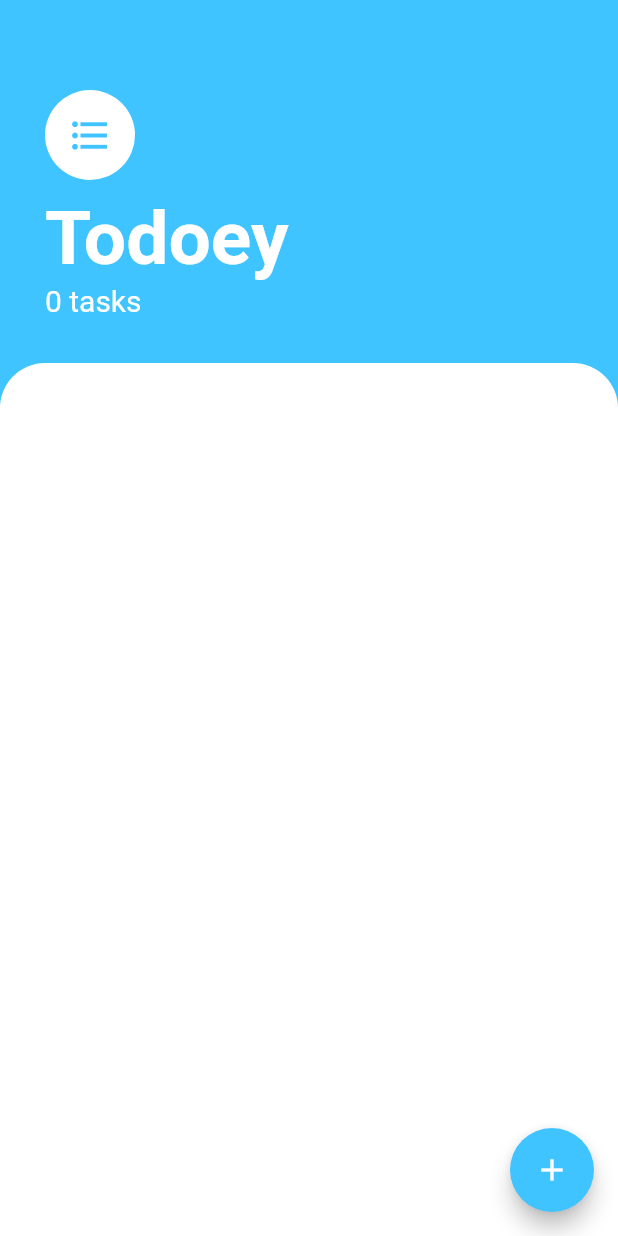
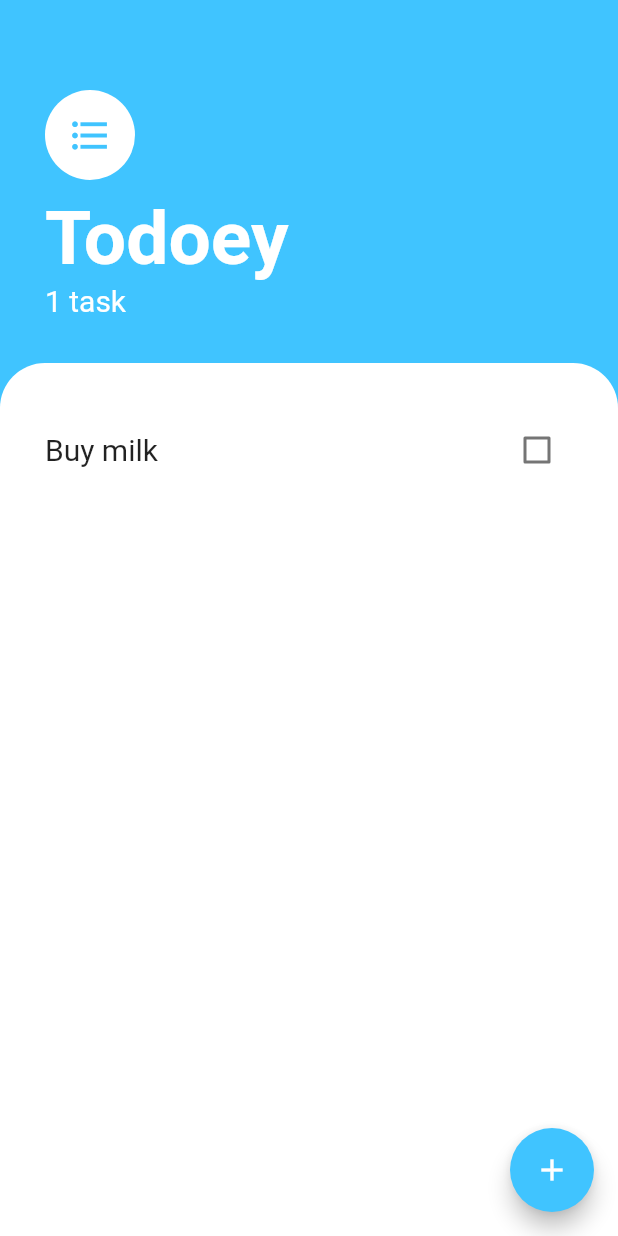
Before and after one commit to hmshreyas7/todoey-flutter, a Flutter app: the screen it shows after launch, on a phone screen of 412 x 824 dp. Run offline on Flutter 3.47's test engine with Material 2 defaults, Android fonts, the phone set to English and light mode, and no system bars.

Commit message:
Implement provider for task data

```diff
--- a/lib/components/tasks_list.dart
+++ b/lib/components/tasks_list.dart
@@ -1,38 +1,29 @@
 import 'package:flutter/material.dart';
 import 'task_tile.dart';
-import 'package:todoey_flutter/task.dart';
+import 'package:provider/provider.dart';
+import 'package:todoey_flutter/models/task_data.dart';
 
 class TasksList extends StatelessWidget {
-  final List<Task> tasks;
   final Function onCheckboxChanged;
 
-  TasksList({@required this.tasks, this.onCheckboxChanged});
+  TasksList({this.onCheckboxChanged});
 
   @override
   Widget build(BuildContext context) {
+    return Consumer<TaskData>(builder: (context, taskData, widget) {
       return ListView.builder(
         padding: EdgeInsets.symmetric(horizontal: 14.0, vertical: 30.0),
         itemBuilder: (context, index) {
           return TaskTile(
-          title: tasks[index].title,
-          isDone: tasks[index].isDone,
+            title: taskData.tasks[index].title,
+            isDone: taskData.tasks[index].isDone,
             onCheckboxChanged: (newValue) {
               onCheckboxChanged(index, newValue);
             },
           );
         },
-      itemCount: tasks.length,
+        itemCount: taskData.taskCount,
       );
-//    return ListView(
-//      padding: EdgeInsets.symmetric(horizontal: 14.0, vertical: 30.0),
-//      children: <Widget>[
-//        TaskTile(
-//          task: 'Buy milk',
-//        ),
-//        TaskTile(
-//          task: 'Buy eggs',
-//        ),
-//      ],
-//    );
+    });
   }
 }
--- a/lib/main.dart
+++ b/lib/main.dart
@@ -1,14 +1,19 @@
 import 'package:flutter/material.dart';
 import 'package:todoey_flutter/screens/tasks_screen.dart';
+import 'package:provider/provider.dart';
+import 'package:todoey_flutter/models/task_data.dart';
 
 void main() => runApp(MyApp());
 
 class MyApp extends StatelessWidget {
   @override
   Widget build(BuildContext context) {
-    return MaterialApp(
-      debugShowCheckedModeBanner: false,
-      home: TasksScreen(),
+    return ChangeNotifierProvider(
+      create: (context) => TaskData(),
+      child: MaterialApp(
+        debugShowCheckedModeBanner: false,
+        home: TasksScreen(),
+      ),
     );
   }
 }
--- /dev/null
+++ b/lib/models/task_data.dart
@@ -0,0 +1,8 @@
+import 'package:flutter/foundation.dart';
+import 'task.dart';
+
+class TaskData extends ChangeNotifier {
+  List<Task> tasks = [Task(title: 'Buy milk')];
+
+  int get taskCount => tasks.length;
+}
--- a/lib/screens/tasks_screen.dart
+++ b/lib/screens/tasks_screen.dart
@@ -1,16 +1,10 @@
 import 'package:flutter/material.dart';
 import 'package:todoey_flutter/components/add_task_sheet.dart';
 import 'package:todoey_flutter/components/tasks_list.dart';
-import 'package:todoey_flutter/task.dart';
+import 'package:provider/provider.dart';
+import 'package:todoey_flutter/models/task_data.dart';
 
-class TasksScreen extends StatefulWidget {
-  @override
-  _TasksScreenState createState() => _TasksScreenState();
-}
-
-class _TasksScreenState extends State<TasksScreen> {
-  List<Task> tasks = [];
-
+class TasksScreen extends StatelessWidget {
   @override
   Widget build(BuildContext context) {
     return Scaffold(
@@ -48,12 +42,18 @@ class _TasksScreenState extends State<TasksScreen> {
                     fontWeight: FontWeight.w700,
                   ),
                 ),
-                Text(
-                  (tasks.length == 1) ? '1 task' : '${tasks.length} tasks',
-                  style: TextStyle(
-                    color: Colors.white,
-                    fontSize: 20.0,
-                  ),
+                Consumer<TaskData>(
+                  builder: (context, taskData, widget) {
+                    return Text(
+                      (taskData.taskCount == 1)
+                          ? '1 task'
+                          : '${taskData.taskCount} tasks',
+                      style: TextStyle(
+                        color: Colors.white,
+                        fontSize: 20.0,
+                      ),
+                    );
+                  },
                 ),
               ],
             ),
@@ -68,11 +68,10 @@ class _TasksScreenState extends State<TasksScreen> {
                 ),
               ),
               child: TasksList(
-                tasks: tasks,
                 onCheckboxChanged: (index, newValue) {
-                  setState(() {
-                    tasks[index].isDone = newValue;
-                  });
+//                  setState(() {
+//                    tasks[index].isDone = newValue;
+//                  });
                 },
               ),
             ),
@@ -90,9 +89,9 @@ class _TasksScreenState extends State<TasksScreen> {
                   bottom: MediaQuery.of(context).viewInsets.bottom),
               child: AddTaskSheet(
                 onAddPressed: (newTask) {
-                  setState(() {
-                    tasks.add(Task(title: newTask));
-                  });
+//                  setState(() {
+//                    tasks.add(Task(title: newTask));
+//                  });
                   Navigator.pop(context);
                 },
               ),
--- a/pubspec.yaml
+++ b/pubspec.yaml
@@ -28,6 +28,7 @@ dependencies:
   # The following adds the Cupertino Icons font to your application.
   # Use with the CupertinoIcons class for iOS style icons.
   cupertino_icons: ^0.1.3
+  provider: ^4.3.1
 
 dev_dependencies:
   flutter_test:
```
Also changed, not shown: lib/models/task.dart (renamed from lib/task.dart). Lines whose indentation alone changed are shown as unchanged.
